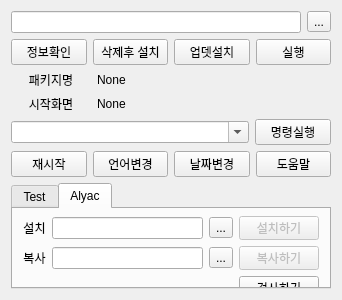
This is ui/adb_command.ui in jeongjeongguk/ADB_pyQT5 as Qt 5 draws it before an edit. The edited form follows.
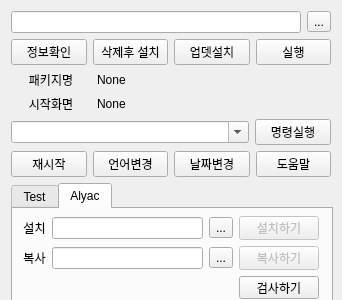
This is the edited form. Icons and pictures are not drawn.

The edit to the form file:
```diff
--- a/ui/adb_command.ui
+++ b/ui/adb_command.ui
@@ -35,6 +35,8 @@
    <iconset resource="icon.qrc">
     <normaloff>:/menu/icons/Main.png</normaloff>:/menu/icons/Main.png</iconset>
   </property>
+  <layout class="QHBoxLayout" name="horizontalLayout_7">
+   <item>
   <layout class="QVBoxLayout" name="verticalLayout">
    <item>
     <layout class="QHBoxLayout" name="horizontalLayout_4">
@@ -206,6 +208,18 @@
    </item>
    <item>
     <widget class="QTabWidget" name="tabWidget">
+       <property name="minimumSize">
+        <size>
+         <width>322</width>
+         <height>119</height>
+        </size>
+       </property>
+       <property name="maximumSize">
+        <size>
+         <width>322</width>
+         <height>119</height>
+        </size>
+       </property>
      <property name="currentIndex">
       <number>1</number>
      </property>
@@ -218,7 +232,7 @@
       <attribute name="title">
        <string>Alyac</string>
       </attribute>
-      <widget class="QWidget" name="">
+        <widget class="QWidget" name="layoutWidget">
        <property name="geometry">
         <rect>
          <x>10</x>
@@ -338,6 +352,8 @@
       </widget>
      </widget>
     </widget>
+     </item>
+    </layout>
    </item>
   </layout>
  </widget>
```
Lines whose indentation alone changed are shown as unchanged.
